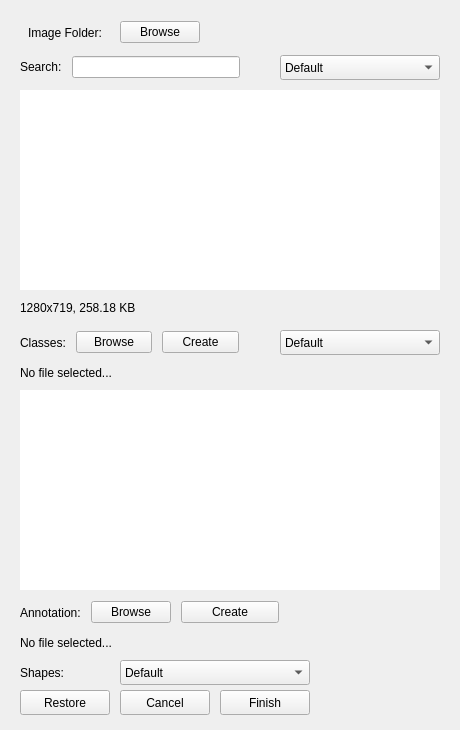
ntu-sdi/dataset-labelling-tool, file include/MainView.ui: the form before one commit.
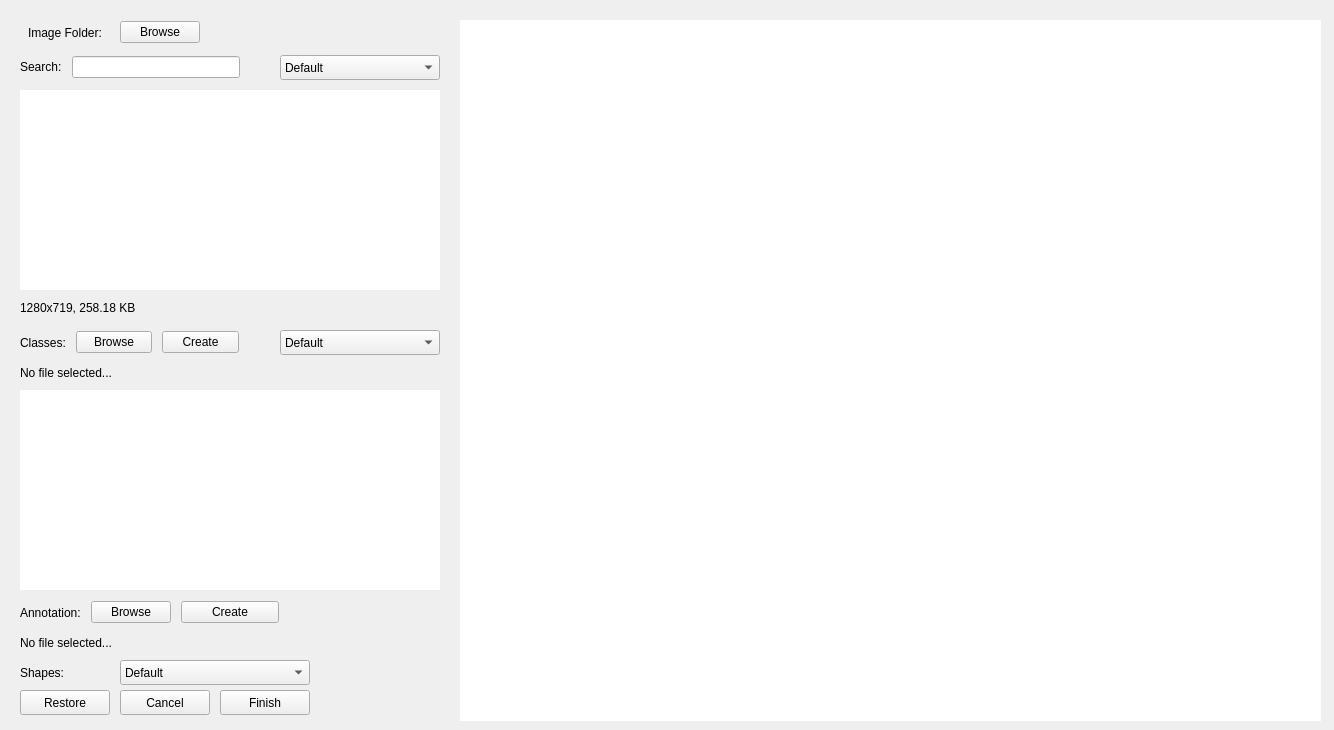
The form after the commit.

Commit message: Implemented hash map for internal image storage.

```diff
--- a/include/MainView.ui
+++ b/include/MainView.ui
@@ -6,7 +6,7 @@
    <rect>
     <x>0</x>
     <y>0</y>
-    <width>460</width>
+    <width>1334</width>
     <height>730</height>
    </rect>
   </property>
@@ -14,12 +14,24 @@
    <string>Dataset Labelling Tool</string>
   </property>
   <widget class="QWidget" name="CentralWidget">
+   <property name="sizePolicy">
+    <sizepolicy hsizetype="Maximum" vsizetype="Maximum">
+     <horstretch>0</horstretch>
+     <verstretch>0</verstretch>
+    </sizepolicy>
+   </property>
+   <property name="layoutDirection">
+    <enum>Qt::LeftToRight</enum>
+   </property>
    <widget class="QFrame" name="MainContainer">
+    <property name="enabled">
+     <bool>true</bool>
+    </property>
     <property name="geometry">
      <rect>
       <x>0</x>
       <y>0</y>
-      <width>460</width>
+      <width>1321</width>
       <height>721</height>
      </rect>
     </property>
@@ -560,6 +572,22 @@
       <set>Qt::AlignLeading|Qt::AlignLeft|Qt::AlignVCenter</set>
      </property>
     </widget>
+    <widget class="QGraphicsView" name="imageView">
+     <property name="geometry">
+      <rect>
+       <x>460</x>
+       <y>20</y>
+       <width>861</width>
+       <height>701</height>
+      </rect>
+     </property>
+     <property name="sizePolicy">
+      <sizepolicy hsizetype="Maximum" vsizetype="Maximum">
+       <horstretch>0</horstretch>
+       <verstretch>0</verstretch>
+      </sizepolicy>
+     </property>
+    </widget>
    </widget>
   </widget>
   <action name="actionOpen_folder">
```
The commit also changes 2 other files.
